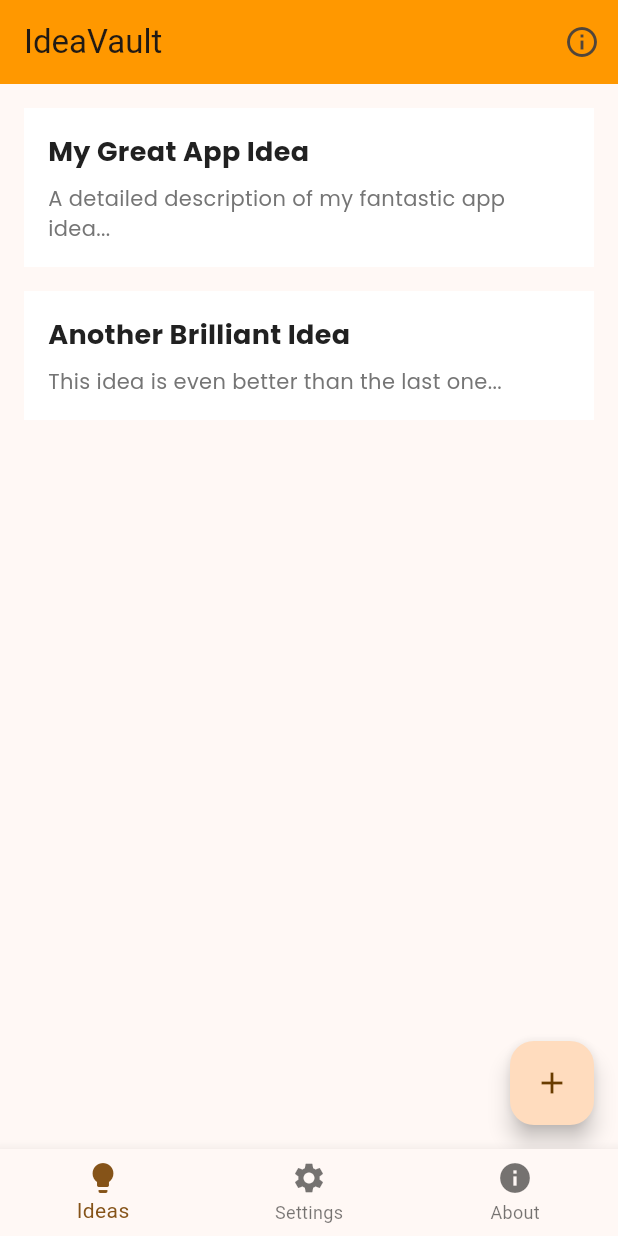
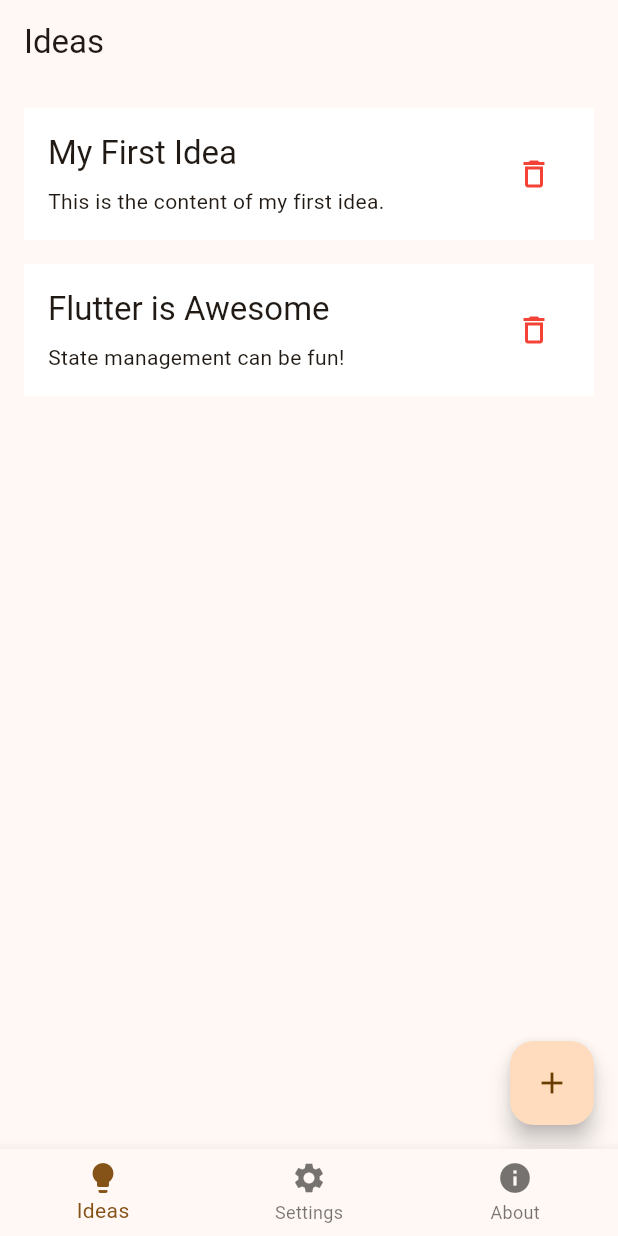
Before and after one commit to Veeqy/ideavault, a Flutter app: the screen it shows after launch, on a phone screen of 412 x 824 dp. Run offline on Flutter 3.47's test engine with Material 3 defaults, Android fonts, the phone set to English and light mode, and no system bars; our stand-ins replace go_router.

Commit message:
feat: Implement full local CRUD with Provider

```diff
--- /dev/null
+++ b/lib/features/ideas/application/idea_provider.dart
@@ -0,0 +1,44 @@
+import 'package:flutter/foundation.dart';
+import 'package:ideavault/features/ideas/domain/idea.dart';
+import 'dart:collection';
+
+class IdeaProvider with ChangeNotifier {
+  final List<Idea> _ideas = [
+    // Let's start with some dummy data
+    Idea(id: '1', title: 'My First Idea', content: 'This is the content of my first idea.'),
+    Idea(id: '2', title: 'Flutter is Awesome', content: 'State management can be fun!'),
+  ];
+
+  UnmodifiableListView<Idea> get ideas => UnmodifiableListView(_ideas);
+
+  void addIdea({required String title, required String content}) {
+    final newIdea = Idea(
+      id: DateTime.now().toIso8601String(),
+      title: title,
+      content: content,
+    );
+    _ideas.add(newIdea);
+    notifyListeners(); // SHOUT! The list has changed!
+  }
+
+  void updateIdea({required String id, required String title, required String content}) {
+    final index = _ideas.indexWhere((idea) => idea.id == id);
+    if (index != -1) {
+      _ideas[index] = Idea(id: id, title: title, content: content);
+      notifyListeners(); // SHOUT! The list has changed!
+    }
+  }
+
+  void deleteIdea(String id) {
+    _ideas.removeWhere((idea) => idea.id == id);
+    notifyListeners(); // SHOUT! The list has changed!
+  }
+
+  Idea? getIdeaById(String id) {
+    try {
+      return _ideas.firstWhere((idea) => idea.id == id);
+    } catch (e) {
+      return null;
+    }
+  }
+}
--- /dev/null
+++ b/lib/features/ideas/domain/idea.dart
@@ -0,0 +1,16 @@
+// In lib/features/ideas/domain/idea.dart
+class Idea {
+  final String id;
+  final String title;
+  final String content;
+  final String? category;
+  final List<String> tags;
+
+  Idea({
+    required this.id,
+    required this.title,
+    required this.content,
+    this.category,
+    this.tags = const [], // Default to an empty list for safety
+  });
+}
--- a/lib/features/ideas/presentation/screens/add_edit_idea_screen.dart
+++ b/lib/features/ideas/presentation/screens/add_edit_idea_screen.dart
@@ -1,6 +1,8 @@
 import 'package:flutter/material.dart';
 import 'package:go_router/go_router.dart';
 import 'package:ideavault/core/routing/app_route_names.dart';
+import 'package:ideavault/features/ideas/application/idea_provider.dart';
+import 'package:provider/provider.dart';
 
 class AddEditIdeaScreen extends StatefulWidget {
   final String? ideaId;
@@ -28,10 +30,13 @@ class _AddEditIdeaScreenState extends State<AddEditIdeaScreen> {
   @override
   void initState() {
     super.initState();
-    if (isEditing) {
-      _titleController.text = 'This is an existing idea';
-      _contentController.text =
-          'Here are the details of the idea I am editing.';
+    final ideaProvider = context.read<IdeaProvider>();
+    if (widget.ideaId != null) {
+      final idea = ideaProvider.getIdeaById(widget.ideaId!);
+      if (idea != null) {
+        _titleController.text = idea.title;
+        _contentController.text = idea.content;
+      }
     }
   }
 
@@ -66,14 +71,22 @@ class _AddEditIdeaScreenState extends State<AddEditIdeaScreen> {
             ),
             SizedBox(height: 10.0),
             ElevatedButton(
-              onPressed: () async {
-                final result = await context.pushNamed(
-                  AppRouteNames.categoryPicker,
-                );
-                if (result != null && result is String) {
-                  setState(() {
-                    _selectedCategory = result;
-                  });
+              onPressed: () {
+                final title = _titleController.text;
+                final content = _contentController.text;
+
+                if (title.isNotEmpty && content.isNotEmpty) {
+                  final ideaProvider = context.read<IdeaProvider>();
+                  if (isEditing) {
+                    ideaProvider.updateIdea(
+                      id: widget.ideaId!,
+                      title: title,
+                      content: content,
+                    );
+                  } else {
+                    ideaProvider.addIdea(title: title, content: content);
+                  }
+                  context.pop();
                 }
               },
               child: const Text('Pick Category'),
--- a/lib/features/ideas/presentation/screens/home_screen.dart
+++ b/lib/features/ideas/presentation/screens/home_screen.dart
@@ -1,43 +1,47 @@
 import 'package:flutter/material.dart';
 import 'package:ideavault/core/routing/app_route_names.dart';
+import 'package:ideavault/features/ideas/application/idea_provider.dart';
 import 'package:ideavault/features/ideas/presentation/widgets/idea_card.dart';
 import 'package:go_router/go_router.dart';
+import 'package:provider/provider.dart';
+
 class HomeScreen extends StatelessWidget {
   const HomeScreen({super.key});
 
   @override
   Widget build(BuildContext context) {
+    final ideaProvider = context.watch<IdeaProvider>();
+    final ideas = ideaProvider.ideas;
+
     return Scaffold(
-      appBar: AppBar(
-        backgroundColor: Colors.orange,
-        title: const Text('IdeaVault'),
-        actions: [
-          IconButton(
-            icon: const Icon(Icons.info_outline),
-            onPressed: () {
-             context.pushNamed(AppRouteNames.about);
-            },
-          )
-        ],
-      ),
-      body: ListView(
-        padding: EdgeInsets.all(16.0),
-        children: [
-          const IdeaCard(
-            title: 'My Great App Idea',
-            content: 'A detailed description of my fantastic app idea...',
-          ),
-          SizedBox(height: 16.0),
-          IdeaCard(
-            title: 'Another Brilliant Idea',
-            content: 'This idea is even better than the last one...',
-          ),
-        ],
-      ),
+      appBar: AppBar(title: const Text('Ideas')),
+      body: ideas.isEmpty
+          ? const Center(child: Text('No ideas yet. Add one!'))
+          : ListView.builder(
+              padding: const EdgeInsets.all(16.0),
+              itemCount: ideas.length,
+              itemBuilder: (context, index) {
+                final idea = ideas[index];
+                return Padding(
+                  padding: const EdgeInsets.only(bottom: 16.0),
+                  child: IdeaCard(
+                    idea: idea,
+                    onTap: () {
+                      context.goNamed(
+                        AppRouteNames.editIdea,
+                        pathParameters: {'id': idea.id},
+                      );
+                    },
+                    onDelete: () {
+                      context.read<IdeaProvider>().deleteIdea(idea.id);
+                    },
+                  ),
+                );
+              },
+            ),
       floatingActionButton: FloatingActionButton(
-        onPressed: (){
-            context.push('/new-idea');
-        },
+        onPressed: () =>
+          context.goNamed(AppRouteNames.newIdea),
         child: const Icon(Icons.add),
       ),
     );
--- a/lib/features/ideas/presentation/widgets/idea_card.dart
+++ b/lib/features/ideas/presentation/widgets/idea_card.dart
@@ -1,38 +1,44 @@
 import 'package:flutter/material.dart';
-import 'package:go_router/go_router.dart';
-import 'package:ideavault/core/routing/app_route_names.dart';
 import 'package:ideavault/core/utils/app_colors.dart';
-import 'package:ideavault/core/utils/app_styles.dart';
+import 'package:ideavault/features/ideas/domain/idea.dart';
 
 class IdeaCard extends StatelessWidget {
-  final String title;
-  final String content;
-
-  const IdeaCard({super.key, required this.title, required this.content});
+  final Idea idea;
+  final VoidCallback? onTap;
+  final VoidCallback? onDelete;
+  const IdeaCard({super.key, required this.idea, this.onTap, this.onDelete});
 
   @override
   Widget build(BuildContext context) {
     return InkWell(
-      onTap: () {
-        context.pushNamed(AppRouteNames.editIdea, pathParameters: {'id': '123'});
-      },
-      borderRadius: BorderRadius.circular(
-        12.0,
-      ),
+      onTap: onTap,
+      borderRadius: BorderRadius.circular(12.0),
       child: Container(
         padding: const EdgeInsets.all(16.0),
-        decoration: BoxDecoration(
-          color: AppColors.cardBackground
-
-        ),
-        child: Column(
-          crossAxisAlignment: CrossAxisAlignment.start,
+        decoration: BoxDecoration(color: AppColors.cardBackground),
+        child: Row(
           children: [
-            Text(title, style: AppStyles.heading),
-            const SizedBox(height: 8.0),
-            Text(
-              content,
-              style: AppStyles.body,
+            Expanded(
+              child: Column(
+                crossAxisAlignment: CrossAxisAlignment.start,
+                children: [
+                  Text(
+                    idea.title,
+                    style: Theme.of(context).textTheme.titleLarge,
+                  ),
+                  const SizedBox(height: 8.0),
+                  Text(
+                    idea.content,
+                    maxLines: 2,
+                    overflow: TextOverflow.ellipsis,
+                  ),
+                ],
+              ),
+            ),
+            if (onDelete != null)
+              IconButton(
+                icon: const Icon(Icons.delete_outline, color: Colors.red),
+                onPressed: onDelete,
             ),
           ],
         ),
--- a/lib/main.dart
+++ b/lib/main.dart
@@ -1,9 +1,13 @@
 import 'package:flutter/material.dart';
 import 'package:ideavault/core/routing/app_router.dart';
+import 'package:ideavault/features/ideas/application/idea_provider.dart';
+import 'package:provider/provider.dart';
 
 
 void main() {
-  runApp(const MyApp());
+  runApp(ChangeNotifierProvider(
+    create: (context) => IdeaProvider(),
+    child: const MyApp()));
 }
 
 class MyApp extends StatelessWidget {
--- a/pubspec.yaml
+++ b/pubspec.yaml
@@ -35,6 +35,7 @@ dependencies:
   # Use with the CupertinoIcons class for iOS style icons.
   cupertino_icons: ^1.0.8
   go_router: ^16.2.4
+  provider: ^6.1.5+1
   # multiselect: ^0.1.1
 
 dev_dependencies:
```
Also changed, not shown: pubspec.lock.
